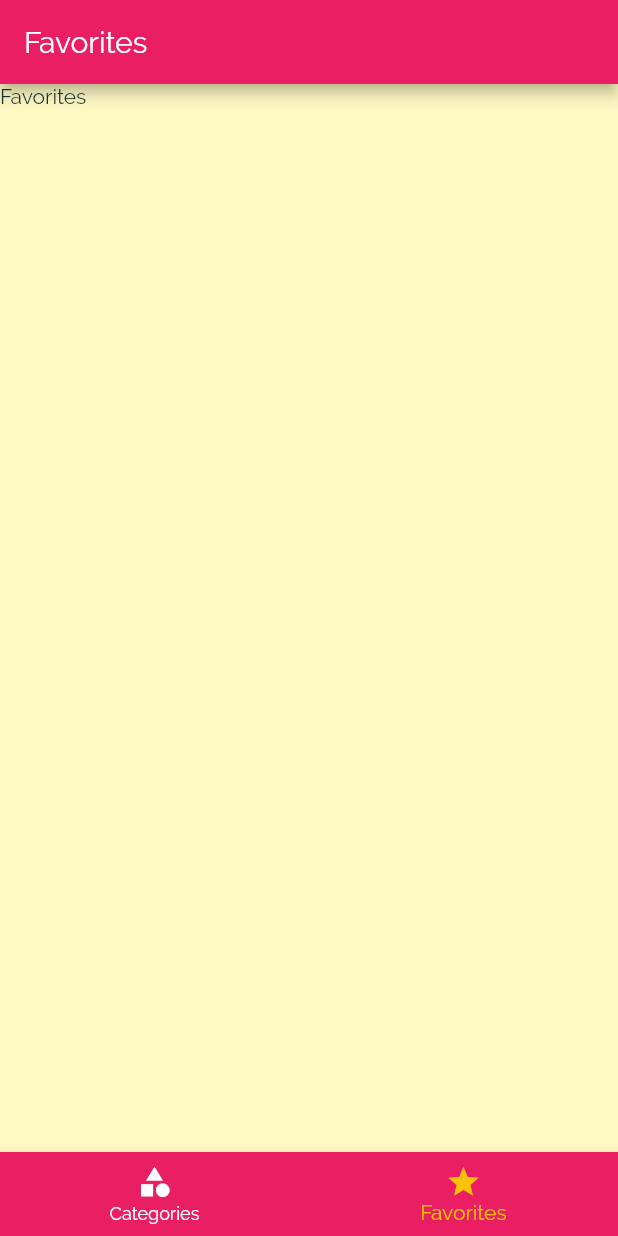
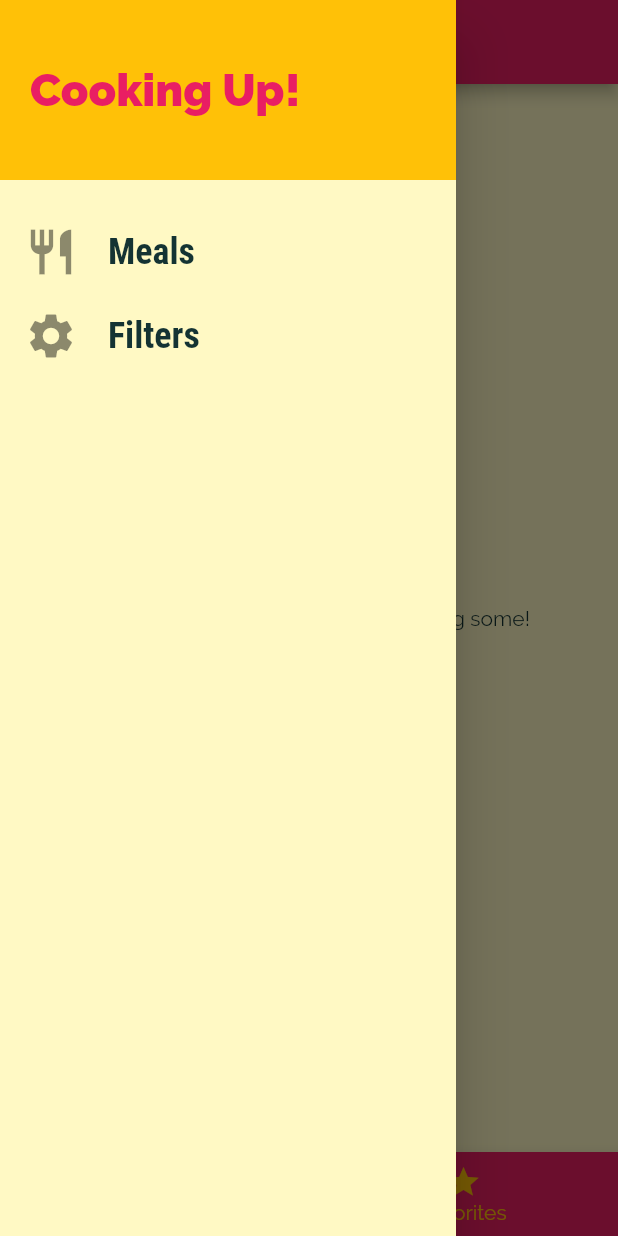
Before and after one commit to akshitachi/Meals-App, a Flutter app: the screen it shows after launch, item 2 of the bottom bar chosen, with the side drawer open (before the commit the screen has no drawer), on a phone screen of 412 x 824 dp. Run offline on Flutter 3.47's test engine with Material 2 defaults, Android fonts, the phone set to English and light mode, and no system bars.

Commit message:
completed the app

```diff
--- a/lib/main.dart
+++ b/lib/main.dart
@@ -1,4 +1,7 @@
 import 'package:flutter/material.dart';
+import './dummy_data.dart';
+import './models/meal.dart';
+import './screens/filter_screen.dart';
 import './screens/tabs_screen.dart';
 import './screens/meals_details_screen.dart';
 import './screens/categories_screen.dart';
@@ -8,7 +11,61 @@ void main() => runApp(
       MyApp(),
     );
 
-class MyApp extends StatelessWidget {
+class MyApp extends StatefulWidget {
+  @override
+  _MyAppState createState() => _MyAppState();
+}
+
+class _MyAppState extends State<MyApp> {
+  Map<String, bool> _filters = {
+    'gluten': false,
+    'lactose': false,
+    'vegan': false,
+    'vegetarian': false,
+  };
+  List<Meal> _availiableMeals = DUMMY_MEALS;
+  List<Meal> _favoritedMeals = [];
+  void _setFilters(Map<String, bool> filterData) {
+    setState(() {
+      _filters = filterData;
+      _availiableMeals = DUMMY_MEALS.where((meal) {
+        if (_filters['gluten'] && !meal.isGlutenFree) {
+          return false;
+        }
+        if (_filters['lactose'] && !meal.isLactoseFree) {
+          return false;
+        }
+        if (_filters['vegan'] && !meal.isVegan) {
+          return false;
+        }
+        if (_filters['vegetarian'] && !meal.isVegetarian) {
+          return false;
+        }
+        return true;
+      }).toList();
+    });
+  }
+
+  void _toggleFavorite(String mealId) {
+    final existingIndex =
+        _favoritedMeals.indexWhere((meal) => meal.id == mealId);
+    if (existingIndex >= 0) {
+      setState(() {
+        _favoritedMeals.removeAt(existingIndex);
+      });
+    } else {
+      setState(() {
+        _favoritedMeals.add(
+          DUMMY_MEALS.firstWhere((meal) => meal.id == mealId),
+        );
+      });
+    }
+  }
+
+  bool _isMealFavorite(String id) {
+    return _favoritedMeals.any((meal) => meal.id == id);
+  }
+
   @override
   Widget build(BuildContext context) {
     return MaterialApp(
@@ -34,9 +91,11 @@ class MyApp extends StatelessWidget {
       //home: CategoriesScreen(),
       initialRoute: '/',
       routes: {
-        '/': (ctx) => TabsScreen(),
-        CategoryMealsScreen.routeName: (ctx) => CategoryMealsScreen(),
-        MealDetailScreen.routeName: (ctx) => MealDetailScreen(),
+        '/': (ctx) => TabsScreen(_favoritedMeals),
+        CategoryMealsScreen.routeName: (ctx) =>
+            CategoryMealsScreen(_availiableMeals),
+        MealDetailScreen.routeName: (ctx) => MealDetailScreen(_toggleFavorite,_isMealFavorite),
+        FilterScreen.routeName: (ctx) => FilterScreen(_filters, _setFilters),
       },
       onGenerateRoute: (settings) {
         print(settings.arguments);
--- a/lib/models/meal.dart
+++ b/lib/models/meal.dart
@@ -25,6 +25,7 @@ class Meal {
   final bool isLactoseFree;
   final bool isVegan;
   final bool isVegetarian;
+
   const Meal({
     @required this.id,
     @required this.categories,
--- a/lib/screens/favorites_screen.dart
+++ b/lib/screens/favorites_screen.dart
@@ -1,12 +1,31 @@
 import 'package:flutter/material.dart';
+import '../models/meal.dart';
+import '../widgets/meal_item.dart';
 
 class FavoritesScreen extends StatelessWidget {
-
-
+  final List<Meal> favoriteMeals;
+  FavoritesScreen(this.favoriteMeals);
   @override
   Widget build(BuildContext context) {
-    return Container(
-      child: Text('Favorites'),
-    );
+    if (favoriteMeals.isEmpty) {
+      return Center(
+        child: Text('You have no favorites yet - start adding some!'),
+      );
+    } else {
+      return ListView.builder(
+        itemBuilder: (ctx, index) {
+          return MealItem(
+            id: favoriteMeals[index].id,
+            title: favoriteMeals[index].title,
+            imageUrl: favoriteMeals[index].imageUrl,
+            duration: favoriteMeals[index].duration,
+            affordability: favoriteMeals[index].affordability,
+            complexity: favoriteMeals[index].complexity,
+
+          );
+        },
+        itemCount: favoriteMeals.length,
+      );
+    }
   }
 }
--- a/lib/screens/tabs_screen.dart
+++ b/lib/screens/tabs_screen.dart
@@ -1,23 +1,33 @@
 import 'package:flutter/material.dart';
 import './favorites_screen.dart';
 import './categories_screen.dart';
+import '../widgets/main_drawer.dart';
+import '../models/meal.dart';
 
 class TabsScreen extends StatefulWidget {
+  final List<Meal> favoriteMeals;
+  TabsScreen(this.favoriteMeals);
   @override
   _TabsScreenState createState() => _TabsScreenState();
 }
 
 class _TabsScreenState extends State<TabsScreen> {
-  final List<Map<String, Object>> _pages = [
+  List<Map<String, Object>> _pages;
+  @override
+  void initState() {
+    _pages = [
     {
       'page': CategoriesScreen(),
       'title': 'Categories',
     },
     {
-      'page': FavoritesScreen(),
+      'page': FavoritesScreen(widget.favoriteMeals),
       'title': 'Favorites',
     },
   ];
+    super.initState();
+  }
+
   int _selectedPageIndex = 0;
 
   void _selectPage(int index) {
@@ -34,6 +44,7 @@ class _TabsScreenState extends State<TabsScreen> {
           _pages[_selectedPageIndex]['title'],
         ),
       ),
+      drawer: MainDrawer(),
       body: _pages[_selectedPageIndex]['page'],
       bottomNavigationBar: BottomNavigationBar(
         onTap: _selectPage,
--- /dev/null
+++ b/lib/widgets/main_drawer.dart
@@ -0,0 +1,56 @@
+import 'package:flutter/material.dart';
+import '../screens/filter_screen.dart';
+
+class MainDrawer extends StatelessWidget {
+  Widget buildListTile(String title, IconData icon, Function tapHandler) {
+    return ListTile(
+      leading: Icon(
+        icon,
+        size: 36,
+      ),
+      title: Text(
+        title,
+        style: TextStyle(
+          fontFamily: 'RobotoCondensed',
+          fontSize: 24,
+          fontWeight: FontWeight.bold,
+        ),
+      ),
+      onTap: tapHandler,
+    );
+  }
+
+  @override
+  Widget build(BuildContext context) {
+    return Drawer(
+      child: Column(
+        children: [
+          Container(
+            height: 120,
+            width: double.infinity,
+            padding: EdgeInsets.all(20),
+            alignment: Alignment.centerLeft,
+            color: Theme.of(context).accentColor,
+            child: Text(
+              'Cooking Up!',
+              style: TextStyle(
+                fontWeight: FontWeight.w900,
+                fontSize: 30,
+                color: Theme.of(context).primaryColor,
+              ),
+            ),
+          ),
+          SizedBox(
+            height: 20,
+          ),
+          buildListTile('Meals', Icons.restaurant, () {
+            Navigator.of(context).pushReplacementNamed('/');
+          }),
+          buildListTile('Filters', Icons.settings, () {
+            Navigator.of(context).pushReplacementNamed(FilterScreen.routeName);
+          }),
+        ],
+      ),
+    );
+  }
+}
```
Also changed, not shown: lib/screens/category_meals_screens.dart (+49 -19 lines), lib/screens/filter_screen.dart (added, +133 -0 lines), lib/screens/meals_details_screen.dart (+13 -0 lines), lib/widgets/meal_item.dart (+8 -2 lines).
